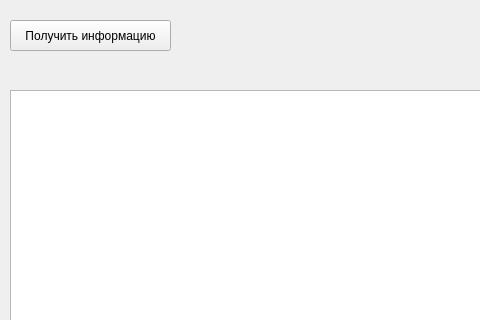
Before: the Qt Designer form main.ui in IvanIvanov227/Yan3, drawn with Qt 5; both pictures show x 0 to 480 and y 0 to 320 of the 800 by 600 pixel window.
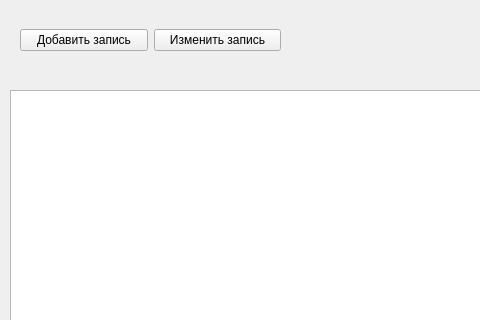
After: the same form once the commit is applied.

Diff of the .ui file:
```diff
--- a/main.ui
+++ b/main.ui
@@ -24,18 +24,31 @@
      </rect>
     </property>
    </widget>
-   <widget class="QPushButton" name="pushButton">
+   <widget class="QWidget" name="">
     <property name="geometry">
      <rect>
-      <x>10</x>
-      <y>20</y>
-      <width>161</width>
-      <height>31</height>
+      <x>20</x>
+      <y>10</y>
+      <width>261</width>
+      <height>61</height>
      </rect>
     </property>
-    <property name="text">
-     <string>Получить информацию</string>
-    </property>
+    <layout class="QHBoxLayout" name="horizontalLayout">
+     <item>
+      <widget class="QPushButton" name="addButton">
+       <property name="text">
+        <string>Добавить запись</string>
+       </property>
+      </widget>
+     </item>
+     <item>
+      <widget class="QPushButton" name="editButton">
+       <property name="text">
+        <string>Изменить запись</string>
+       </property>
+      </widget>
+     </item>
+    </layout>
    </widget>
   </widget>
   <widget class="QMenuBar" name="menubar">
```
